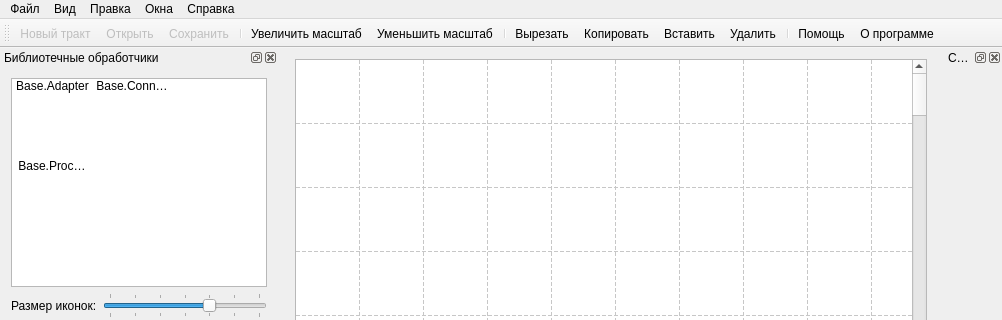
The window that mainwindow.ui (k06a/RitM) describes before a commit, drawn with Qt 5; both pictures show x 0 to 1002 and y 0 to 320 of the 1002 by 637 pixel window.
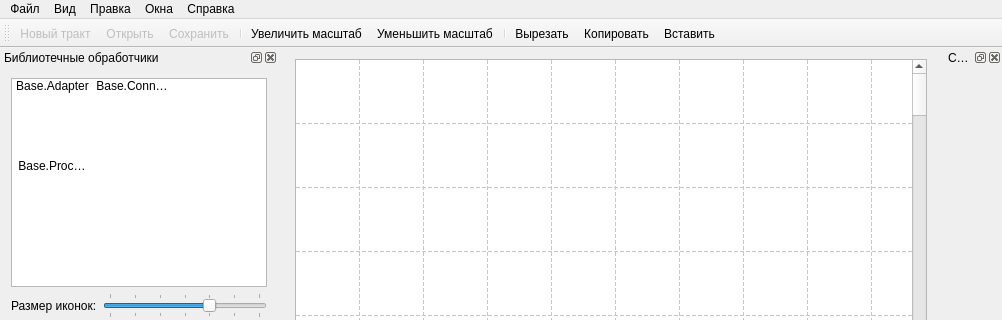
The same window after the commit. Icons and pictures are not drawn. Custom widgets are drawn as their Qt base class.

Commit message: Поправил доступность действий на форме

```diff
--- a/mainwindow.ui
+++ b/mainwindow.ui
@@ -371,10 +371,6 @@
    <addaction name="action_cut"/>
    <addaction name="action_copy"/>
    <addaction name="action_paste"/>
-   <addaction name="action_delete"/>
-   <addaction name="separator"/>
-   <addaction name="action_help"/>
-   <addaction name="action_about"/>
   </widget>
   <widget class="QStatusBar" name="statusBar"/>
   <widget class="QDockWidget" name="dockWidget_elements">
@@ -837,7 +833,7 @@
      <normaloff>:/images/quit.png</normaloff>:/images/quit.png</iconset>
    </property>
    <property name="text">
-    <string>Удалить</string>
+    <string>Удалить выделенные</string>
    </property>
    <property name="shortcut">
     <string>Del</string>
```
Left out of the diff: 14 changed lines with no effect on the pictures. The commit also changes 4 other files.
